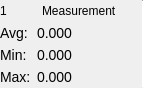
Above: plugins/m2k/ui/statistic.ui from analogdevicesinc/scopy before the change. Below: the same form after it.
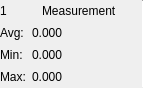
That is the form after the change.

Commit message: gui / preferences: added experimental font scaling - other changes for a more seamless scaling

The edit to the form file:
```diff
--- a/plugins/m2k/ui/statistic.ui
+++ b/plugins/m2k/ui/statistic.ui
@@ -40,9 +40,6 @@
        <verstretch>0</verstretch>
       </sizepolicy>
      </property>
-     <property name="styleSheet">
-      <string notr="true">font-size: 14px;</string>
-     </property>
      <property name="text">
       <string>Avg:</string>
      </property>
@@ -56,9 +53,6 @@
        <verstretch>0</verstretch>
       </sizepolicy>
      </property>
-     <property name="styleSheet">
-      <string notr="true">font-size: 14px;</string>
-     </property>
      <property name="text">
       <string>0.000</string>
      </property>
@@ -72,9 +66,6 @@
        <verstretch>0</verstretch>
       </sizepolicy>
      </property>
-     <property name="styleSheet">
-      <string notr="true">font-size: 14px;</string>
-     </property>
      <property name="text">
       <string>Min:</string>
      </property>
@@ -88,9 +79,6 @@
        <verstretch>0</verstretch>
       </sizepolicy>
      </property>
-     <property name="styleSheet">
-      <string notr="true">font-size: 14px;</string>
-     </property>
      <property name="text">
       <string>0.000</string>
      </property>
@@ -104,9 +92,6 @@
        <verstretch>0</verstretch>
       </sizepolicy>
      </property>
-     <property name="styleSheet">
-      <string notr="true">font-size: 14px;</string>
-     </property>
      <property name="text">
       <string>Max:</string>
      </property>
@@ -120,9 +105,6 @@
        <verstretch>0</verstretch>
       </sizepolicy>
      </property>
-     <property name="styleSheet">
-      <string notr="true">font-size: 14px;</string>
-     </property>
      <property name="text">
       <string>0.000</string>
      </property>
```
The commit also changes 34 other files.
